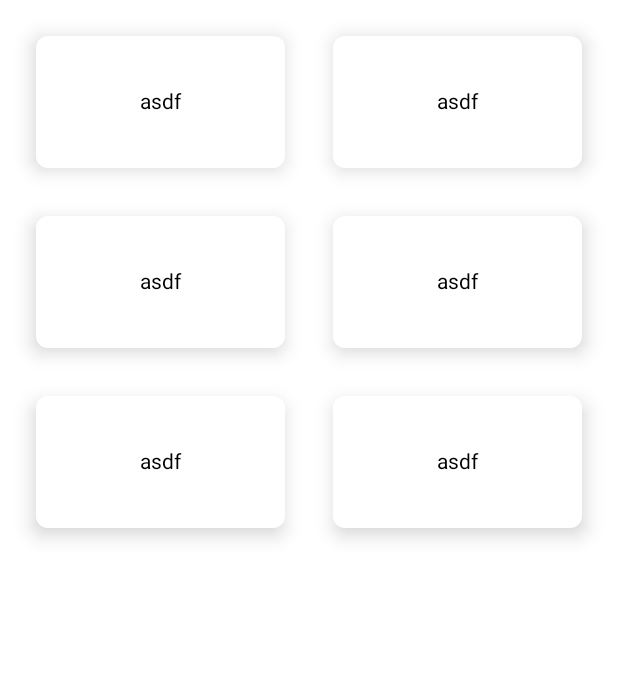
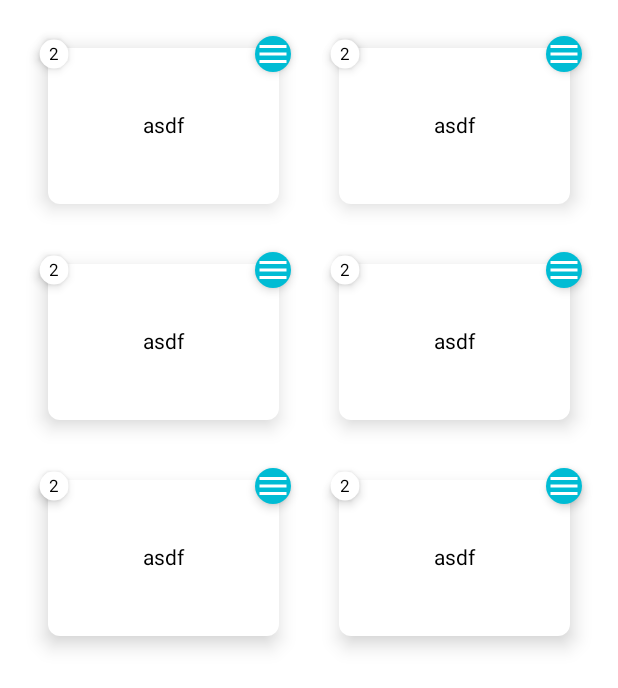
Before and after one commit to philip-segerfast/group-notes, an Android app built with Jetpack Compose: the @Preview function GroupsScreenPreview, on a phone screen of 412 x 824 dp. Shown: the top 688 px of the screen. Run offline under Robolectric (Android 15) with nearby library versions, the phone set to English and light mode, and no system bars; libraries missing offline, so code that uses them is left out: reactor.core.publisher.

Commit message:
android stuff

```diff
--- /dev/null
+++ b/backend/src/main/java/org/example/backend/api/modules/HelloString.java
@@ -0,0 +1,4 @@
+package org.example.backend.api.modules;
+
+public record HelloString(String contents) {
+}
--- a/backend/src/main/java/org/example/backend/api/modules/StoredGroups.java
+++ b/backend/src/main/java/org/example/backend/api/modules/StoredGroups.java
@@ -1,10 +1,11 @@
 package org.example.backend.api.modules;
 
+import jakarta.persistence.Entity;
 import lombok.Builder;
 import org.example.backend.entity.Group;
+import reactor.core.publisher.Flux;
 
 import java.util.List;
 
 @Builder
-public record StoredGroups(List<Group> groups) {
-}
+public record StoredGroups(List<Group> groups) {}
--- a/frontend/app/build.gradle.kts
+++ b/frontend/app/build.gradle.kts
@@ -83,4 +83,6 @@ dependencies {
     implementation(libs.retrofit2.reactor.adapter)
     implementation(libs.retrofit)
 
+    implementation(libs.androidx.material.icons.core)
+
 }
--- a/frontend/app/src/main/AndroidManifest.xml
+++ b/frontend/app/src/main/AndroidManifest.xml
@@ -18,7 +18,7 @@
         android:theme="@style/Theme.GroupNotes"
         tools:targetApi="31">
         <activity
-            android:name=".MainActivity"
+            android:name=".ui.MainActivity"
             android:exported="true"
             android:label="@string/app_name"
             android:theme="@style/Theme.GroupNotes">
--- a/frontend/app/src/main/java/com/example/groupnotes/api/Api.kt
+++ b/frontend/app/src/main/java/com/example/groupnotes/api/Api.kt
@@ -7,7 +7,7 @@ import retrofit2.http.GET
 @Serializable
 data class Group(
     val id: Long,
-    val name: String?,
+    val name: String,
     val userId: Int
 )
 
--- a/frontend/app/src/main/java/com/example/groupnotes/MainActivity.kt
+++ b/frontend/app/src/main/java/com/example/groupnotes/ui/MainActivity.kt
@@ -1,4 +1,4 @@
-package com.example.groupnotes
+package com.example.groupnotes.ui
 
 import android.os.Bundle
 import android.util.Log
@@ -31,7 +31,9 @@ import androidx.compose.ui.graphics.Color
 import androidx.compose.ui.tooling.preview.Preview
 import androidx.compose.ui.unit.dp
 import com.example.groupnotes.api.Group
-import com.example.groupnotes.ui.theme.GroupNotesTheme
+import com.example.groupnotes.apiService
+import com.example.groupnotes.ui.compose.GroupsScreen
+import com.example.groupnotes.ui.compose.theme.GroupNotesTheme
 import kotlinx.coroutines.Dispatchers
 import kotlinx.coroutines.launch
 import kotlinx.coroutines.reactive.asFlow
@@ -87,63 +89,3 @@ class MainActivity : ComponentActivity() {
         }
     }
 }
-
-@Preview(showBackground = true)
-@Composable
-fun GroupsScreenPreview() {
-    val groups = listOf(
-        Group(0, "asdf", 0),
-        Group(0, "asdf", 0),
-        Group(0, "asdf", 0),
-        Group(0, "asdf", 0),
-        Group(0, "asdf", 0),
-        Group(0, "asdf", 0),
-    )
-
-    Box(
-        Modifier
-            .fillMaxSize()
-            .background(Color.White)) {
-        GroupsScreen(groups = groups)
-    }
-}
-
-@Composable
-fun GroupsScreen(groups: List<Group>) {
-    LazyVerticalGrid(
-        modifier = Modifier.padding(8.dp),
-        columns = GridCells.Fixed(2)
-    ) {
-        items(groups) { group ->
-            GroupCard(group = group)
-        }
-    }
-}
-
-@Preview(showBackground = true)
-@Composable
-fun GroupCardPreview() {
-    val group = Group(0, "Grupp 1", 0)
-    Box(
-        Modifier
-            .size(250.dp)
-            .padding(32.dp)) {
-        GroupCard(group = group)
-    }
-}
-
-@Composable
-fun GroupCard(group: Group) {
-    Box(
-        modifier = Modifier
-            .fillMaxSize()
-            .height(120.dp)
-            .padding(16.dp)
-            .shadow(8.dp, shape = RoundedCornerShape(8.dp))
-            .background(Color.White)
-        ,
-        contentAlignment = Alignment.Center
-    ) {
-        Text(group.name ?: "?")
-    }
-}
--- /dev/null
+++ b/frontend/app/src/main/java/com/example/groupnotes/ui/compose/Components.kt
@@ -0,0 +1,128 @@
+package com.example.groupnotes.ui.compose
+
+import androidx.compose.foundation.background
+import androidx.compose.foundation.layout.Box
+import androidx.compose.foundation.layout.BoxScope
+import androidx.compose.foundation.layout.fillMaxSize
+import androidx.compose.foundation.layout.height
+import androidx.compose.foundation.layout.padding
+import androidx.compose.foundation.layout.size
+import androidx.compose.foundation.shape.CircleShape
+import androidx.compose.foundation.shape.RoundedCornerShape
+import androidx.compose.material.icons.Icons
+import androidx.compose.material.icons.filled.Menu
+import androidx.compose.material3.Icon
+import androidx.compose.material3.IconButton
+import androidx.compose.material3.Text
+import androidx.compose.runtime.Composable
+import androidx.compose.ui.Alignment
+import androidx.compose.ui.Modifier
+import androidx.compose.ui.draw.scale
+import androidx.compose.ui.draw.shadow
+import androidx.compose.ui.graphics.Color
+import androidx.compose.ui.tooling.preview.Preview
+import androidx.compose.ui.unit.dp
+import com.example.groupnotes.ui.compose.theme.LightBlue
+
+@Preview(showBackground = true)
+@Composable
+fun GridItemPreview() {
+    Box(
+        Modifier
+            .size(250.dp)
+            .padding(16.dp)
+    ) {
+        GridItem(
+            content = {
+                Text("Hello")
+            },
+            onClick = {},
+            contentTopEnd = {
+                RoundedDropdownButton()
+            },
+            contentTopStart = {
+                NumberIcon(3)
+            }
+        )
+    }
+}
+
+@Composable
+fun RoundedDropdownButton() {
+    Box(
+        modifier = Modifier
+            .shadow(4.dp, CircleShape, clip = false)
+            .background(LightBlue, RoundedCornerShape(100))
+    ) {
+        IconButton(onClick = { /*TODO*/ }) {
+            Icon(Icons.Default.Menu, contentDescription = null, tint = Color.White)
+        }
+    }
+}
+
+@Preview
+@Composable
+fun NumberIconPreview() {
+    NumberIcon(number = 3)
+}
+
+@Composable
+fun NumberIcon(number: Int) {
+    Box(
+        modifier = Modifier
+            .scale(0.8f)
+            .shadow(4.dp, CircleShape, clip = false)
+            .background(Color.White, RoundedCornerShape(100))
+    ) {
+        IconButton(onClick = { /*TODO*/ }) {
+            Text("$number")
+        }
+    }
+}
+
+@Composable
+fun GridItem(
+    content: @Composable BoxScope.() -> Unit,
+    onClick: () -> Unit,
+    contentTopEnd: @Composable () -> Unit,
+    contentTopStart: @Composable () -> Unit
+) {
+    val cornerShape = RoundedCornerShape(8.dp)
+    val iconSize = 24.dp
+
+    Box(
+        modifier = Modifier
+            .fillMaxSize()
+            .height(120.dp)
+        ,
+        contentAlignment = Alignment.Center,
+    ) {
+        Box(
+            Modifier
+                .fillMaxSize()
+                .padding(iconSize / 3)
+                .shadow(elevation = 8.dp, cornerShape, clip = false)
+                .background(Color.White, cornerShape),
+            contentAlignment = Alignment.Center,
+            content = { content() }
+        )
+
+        Box(
+            modifier = Modifier
+                .align(Alignment.TopStart)
+                .size(iconSize),
+            contentAlignment = Alignment.Center
+        ) {
+            contentTopStart()
+        }
+
+        Box(
+            modifier = Modifier
+                .align(Alignment.TopEnd)
+                .size(iconSize),
+            contentAlignment = Alignment.Center
+        ) {
+            contentTopEnd()
+        }
+    }
+}
--- /dev/null
+++ b/frontend/app/src/main/java/com/example/groupnotes/ui/compose/GroupScreen.kt
@@ -0,0 +1,88 @@
+package com.example.groupnotes.ui.compose
+
+import androidx.compose.foundation.background
+import androidx.compose.foundation.layout.Arrangement
+import androidx.compose.foundation.layout.Box
+import androidx.compose.foundation.layout.PaddingValues
+import androidx.compose.foundation.layout.fillMaxSize
+import androidx.compose.foundation.lazy.grid.GridCells
+import androidx.compose.foundation.lazy.grid.LazyVerticalGrid
+import androidx.compose.foundation.lazy.grid.items
+import androidx.compose.material3.Text
+import androidx.compose.runtime.Composable
+import androidx.compose.ui.Modifier
+import androidx.compose.ui.graphics.Color
+import androidx.compose.ui.tooling.preview.Preview
+import androidx.compose.ui.unit.dp
+import com.example.groupnotes.api.Group
+
+@Preview(showBackground = true)
+@Composable
+fun GroupsScreenPreview() {
+    val groups = listOf(
+        Group(0, "asdf", 0),
+        Group(0, "asdf", 0),
+        Group(0, "asdf", 0),
+        Group(0, "asdf", 0),
+        Group(0, "asdf", 0),
+        Group(0, "asdf", 0),
+    )
+
+    Box(
+        Modifier
+            .fillMaxSize()
+            .background(Color.White)) {
+        GroupsScreen(groups = groups)
+    }
+}
+
+@Composable
+fun <T: Any> CustomGrid(
+    items: List<T>,
+    itemContent: @Composable (T) -> Unit
+) {
+    val spacing = 24.dp
+
+    LazyVerticalGrid(
+        columns = GridCells.Fixed(2),
+        contentPadding = PaddingValues(spacing),
+        horizontalArrangement = Arrangement.spacedBy(spacing),
+        verticalArrangement = Arrangement.spacedBy(spacing)
+    ) {
+        items(items) { item ->
+            itemContent(item)
+        }
+    }
+}
+
+@Composable
+fun GroupsScreen(groups: List<Group>) {
+    CustomGrid(
+        items = groups,
+        itemContent = { GroupCard(it) }
+    )
+}
+
+@Preview
+@Composable
+fun GroupCardPreview() {
+    GroupCard(group = Group(0, "Group", 0))
+}
+
+@Composable
+fun GroupCard(group: Group) {
+    GridItem(
+        content = {
+            Text(text = group.name)
+        },
+        onClick = {
+
+        },
+        contentTopStart = {
+            NumberIcon(number = 2)
+        },
+        contentTopEnd = {
+            RoundedDropdownButton()
+        }
+    )
+}
--- a/frontend/app/src/main/java/com/example/groupnotes/ui/theme/Color.kt
+++ b/frontend/app/src/main/java/com/example/groupnotes/ui/compose/theme/Color.kt
@@ -1,4 +1,4 @@
-package com.example.groupnotes.ui.theme
+package com.example.groupnotes.ui.compose.theme
 
 import androidx.compose.ui.graphics.Color
 
@@ -9,3 +9,5 @@ val Pink80 = Color(0xFFEFB8C8)
 val Purple40 = Color(0xFF6650a4)
 val PurpleGrey40 = Color(0xFF625b71)
 val Pink40 = Color(0xFF7D5260)
+
+val LightBlue = Color(0xFF00BCD4)
--- a/frontend/app/src/main/java/com/example/groupnotes/ui/theme/Theme.kt
+++ b/frontend/app/src/main/java/com/example/groupnotes/ui/compose/theme/Theme.kt
@@ -1,4 +1,4 @@
-package com.example.groupnotes.ui.theme
+package com.example.groupnotes.ui.compose.theme
 
 import android.app.Activity
 import android.os.Build
--- a/frontend/app/src/main/java/com/example/groupnotes/ui/theme/Type.kt
+++ b/frontend/app/src/main/java/com/example/groupnotes/ui/compose/theme/Type.kt
@@ -1,4 +1,4 @@
-package com.example.groupnotes.ui.theme
+package com.example.groupnotes.ui.compose.theme
 
 import androidx.compose.material3.Typography
 import androidx.compose.ui.text.TextStyle
--- a/frontend/gradle/libs.versions.toml
+++ b/frontend/gradle/libs.versions.toml
@@ -11,6 +11,7 @@ kotlinxSerializationJson = "1.6.3"
 lifecycleRuntimeKtx = "2.7.0"
 activityCompose = "1.9.0"
 composeBom = "2024.04.00"
+materialIconsCore = "1.6.6"
 retrofit = "2.11.0"
 retrofit2ReactorAdapter = "2.1.0"
 
@@ -19,6 +20,7 @@ androidx-core-ktx = { group = "androidx.core", name = "core-ktx", version.ref =
 androidx-lifecycle-runtime-ktx = { group = "androidx.lifecycle", name = "lifecycle-runtime-ktx", version.ref = "lifecycleRuntimeKtx" }
 androidx-activity-compose = { group = "androidx.activity", name = "activity-compose", version.ref = "activityCompose" }
 androidx-compose-bom = { group = "androidx.compose", name = "compose-bom", version.ref = "composeBom" }
+androidx-material-icons-core = { module = "androidx.compose.material:material-icons-core", version.ref = "materialIconsCore" }
 androidx-ui = { group = "androidx.compose.ui", name = "ui" }
 androidx-ui-graphics = { group = "androidx.compose.ui", name = "ui-graphics" }
 androidx-ui-tooling = { group = "androidx.compose.ui", name = "ui-tooling" }
```
Also changed, not shown: backend/src/main/java/org/example/backend/api/GroupRestController.java (+10 -1 lines), backend/src/main/java/org/example/backend/service/GroupService.java (+20 -6 lines), frontend/app/src/main/java/com/example/groupnotes/ui/compose/NoteScreen.kt (added, +49 -0 lines).
